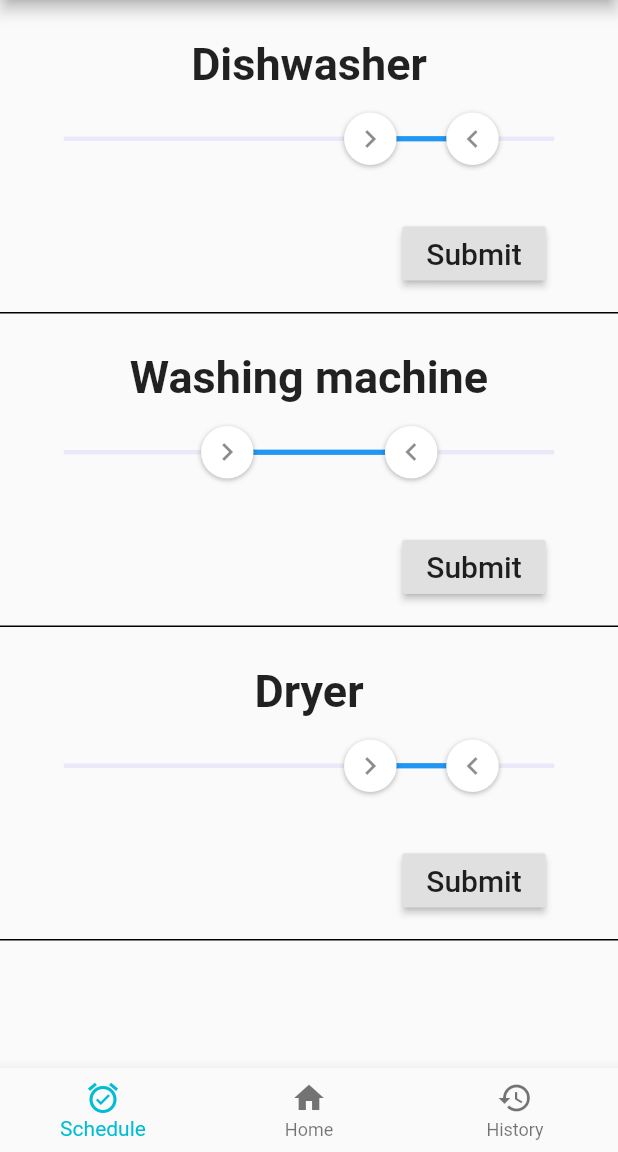
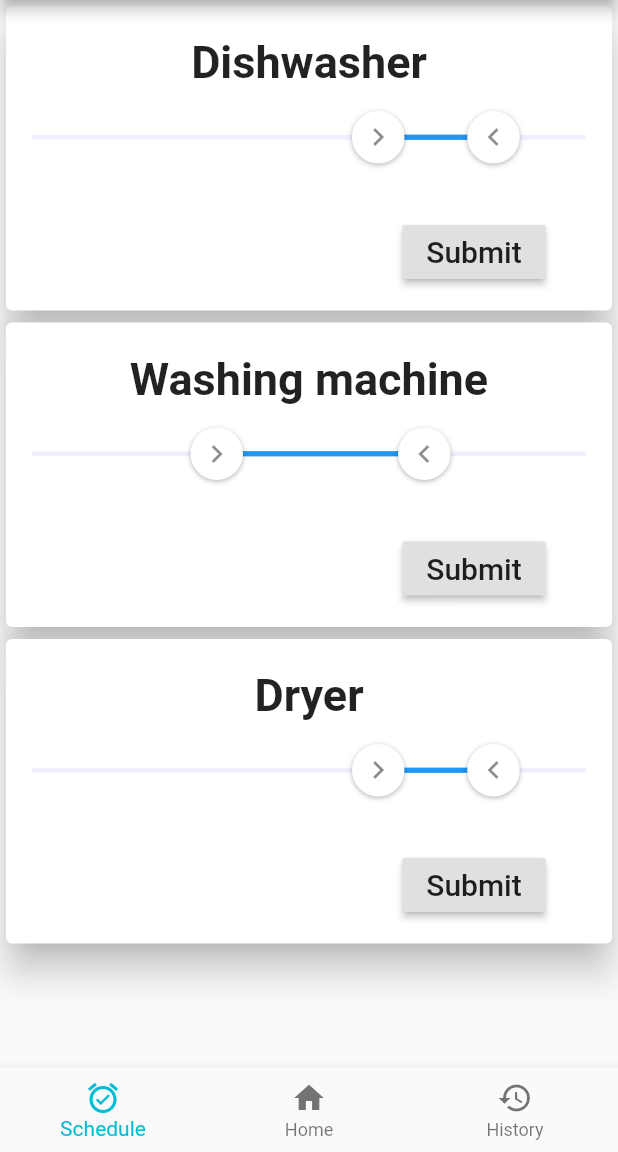
Before and after one commit to LukasPoque/mission_zero, a Flutter app: the screen it shows after launch, on a phone screen of 412 x 824 dp, the part 84-1236 px from its top. Run offline on Flutter 3.47's test engine with Material 2 defaults, Android fonts, the phone set to English and light mode, and no system bars; drawn by our look-alikes of flutter_xlider; our stand-ins replace charts_flutter, csv.

Commit message:
schedule with cards

```diff
--- a/lib/main.dart
+++ b/lib/main.dart
@@ -42,8 +42,8 @@ class _BasicPageState extends State<BasicPage> {
       body: new PageView(
         children: [
           new SchedulePage(Colors.grey),
-          new HistoryPage(Colors.white),
-          new HomePage(Colors.blue)
+          new HomePage(Colors.blue),
+          new HistoryPage(Colors.white)
         ],
         controller: _pageController,
         onPageChanged: onIndexChanged,
--- a/lib/schedule_page.dart
+++ b/lib/schedule_page.dart
@@ -8,7 +8,7 @@ class SchedulePage extends StatelessWidget {
 
   @override
   Widget build(BuildContext context) {
-    return ListView(
+    return Column(
       children: <Widget>[
         ListItem("Dishwasher", 15, 20),
         ListItem("Washing machine", 8, 17),
@@ -27,12 +27,14 @@ class ListItem extends StatelessWidget {
 
   @override
   Widget build(BuildContext context) {
-    return new Container(
-        padding: EdgeInsets.only(top: 25.0, left: 25.0, right: 25.0),
+    return new Card(
+      elevation: 10,
       child: Column(
         children: <Widget>[
-            Text(name,
-                style: TextStyle(fontWeight: FontWeight.bold, fontSize: 30)),
+          Container(
+              margin: const EdgeInsets.only(top: 20),
+              child: Text(name,
+                  style: TextStyle(fontWeight: FontWeight.bold, fontSize: 30))),
           Container(
             child: FlutterSlider(
               values: [startValue, endValue],
@@ -47,12 +49,9 @@ class ListItem extends StatelessWidget {
                 distanceFromTrackBar: 10,
                 labels: [
                   FlutterSliderHatchMarkLabel(percent: 0, label: Text('0am')),
-                    FlutterSliderHatchMarkLabel(
-                        percent: 25, label: Text('6am')),
-                    FlutterSliderHatchMarkLabel(
-                        percent: 50, label: Text('12am')),
-                    FlutterSliderHatchMarkLabel(
-                        percent: 75, label: Text('6pm')),
+                  FlutterSliderHatchMarkLabel(percent: 25, label: Text('6am')),
+                  FlutterSliderHatchMarkLabel(percent: 50, label: Text('12am')),
+                  FlutterSliderHatchMarkLabel(percent: 75, label: Text('6pm')),
                   FlutterSliderHatchMarkLabel(
                       percent: 100, label: Text('12pm')),
                 ],
@@ -68,7 +67,6 @@ class ListItem extends StatelessWidget {
           )
         ],
       ),
-        decoration:
-            new BoxDecoration(border: new Border(bottom: new BorderSide())));
+    );
   }
 }
```
Lines whose indentation alone changed are shown as unchanged.
